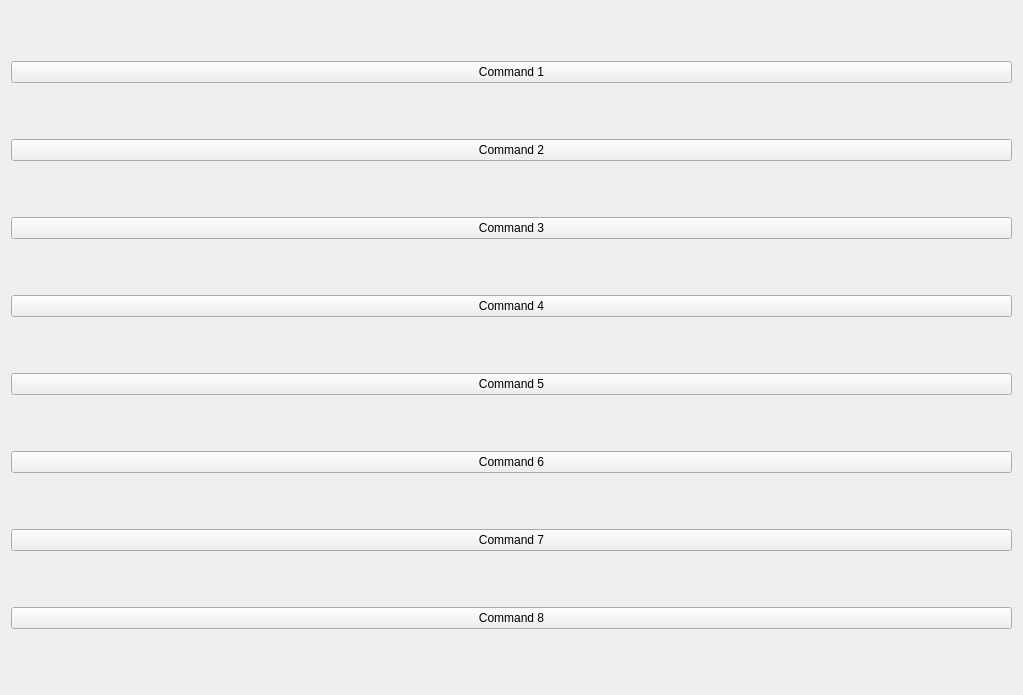
zhexxian/SUTD-S03-DSO-Indoor-Drone, file rqt_publisher/rqt_publisher_py/resource/Publisher.ui: the form before one commit.
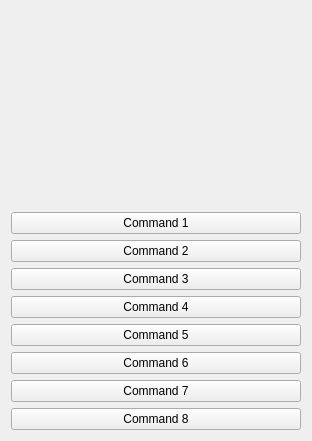
The form after the commit.

Commit message: added command description messages

```diff
--- a/rqt_publisher/rqt_publisher_py/resource/Publisher.ui
+++ b/rqt_publisher/rqt_publisher_py/resource/Publisher.ui
@@ -6,14 +6,21 @@
    <rect>
     <x>0</x>
     <y>0</y>
-    <width>1023</width>
-    <height>695</height>
+    <width>312</width>
+    <height>441</height>
    </rect>
   </property>
   <property name="windowTitle">
    <string>Publisher</string>
   </property>
   <layout class="QVBoxLayout" name="verticalLayout">
+   <item>
+    <widget class="QLabel" name="commandDesc">
+     <property name="text">
+      <string/>
+     </property>
+    </widget>
+   </item>
    <item>
     <widget class="QPushButton" name="publishButton1">
      <property name="text">
```
The commit also changes 2 other files.
